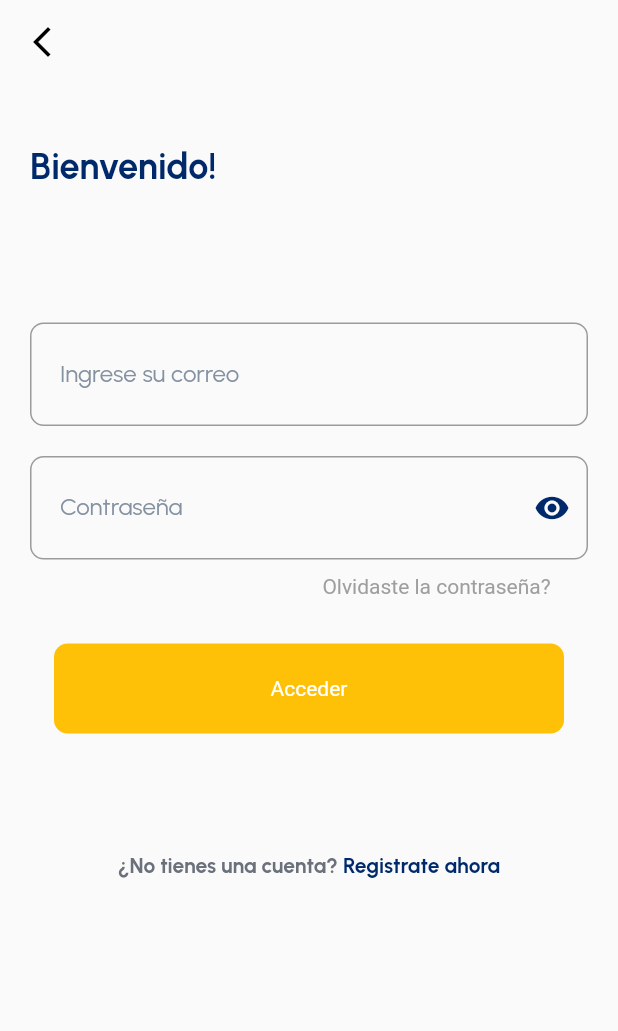
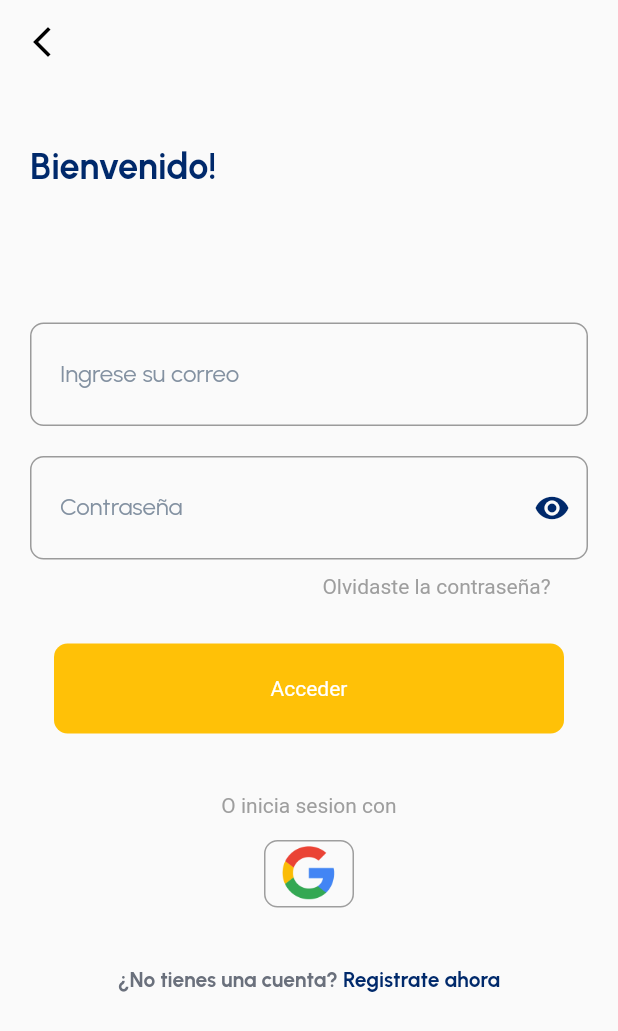
Before and after one commit to AndrewCR2/LUXE, a Flutter app: the Ingresar screen opened by its route, after a tap on "Acceder", on a phone screen of 412 x 824 dp. Shown: the top 1031 px of the screen. Run offline on Flutter 3.47's test engine with Material 2 defaults, Android fonts, the phone set to English and light mode, and no system bars; our stand-ins replace dio, firebase_auth, firebase_core, google_fonts, google_sign_in, image_picker and 2 more; accounts and stored records are empty; network calls fail.

Commit message:
boton de carga

```diff
--- a/lib/screens/ingresar.dart
+++ b/lib/screens/ingresar.dart
@@ -151,6 +151,7 @@ class _IngresarState extends State<Ingresar> {
                     ),
                   ),
                   const SizedBox(height: 30),
+
                   Center(
                     child: GestureDetector(
                       onTap: () {
@@ -159,6 +160,7 @@ class _IngresarState extends State<Ingresar> {
 
                         ingresar(email, password, context);
                       },
+
                       child: Container(
                         child: const Center(
                             child: Text(
@@ -169,37 +171,39 @@ class _IngresarState extends State<Ingresar> {
                         width: 340,
                         decoration: BoxDecoration(
                             borderRadius: BorderRadius.circular(9),
-                            color: Colors.amber),
+                            color: Colors.amber,
+
+                        ),
                       ),
                     ),
                   ),
                   const SizedBox(height: 40),
-                  // const Center(
-                  //     child: Text(
-                  //   'O inicia sesion con',
-                  //   style: TextStyle(color: Colors.grey),
-                  // )),
-                  // const SizedBox(height: 15),
-                  // Center(
-                  //   child: GestureDetector(
-                  //     onTap: () async {
-                  //       User? user =
-                  //           await Authenticator.InitSign(context: context);
-                  //       print(user?.displayName);
-                  //     },
-                  //     child: Container(
-                  //       height: 45,
-                  //       width: 60,
-                  //       decoration: BoxDecoration(
-                  //         border: Border.all(color: Colors.grey),
-                  //         borderRadius: BorderRadius.circular(9),
-                  //         image: const DecorationImage(
-                  //             image: AssetImage('assets/google.png'),
-                  //             fit: BoxFit.cover),
-                  //       ),
-                  //     ),
-                  //   ),
-                  // ),
+                  const Center(
+                      child: Text(
+                    'O inicia sesion con',
+                    style: TextStyle(color: Colors.grey),
+                  )),
+                  const SizedBox(height: 15),
+                  Center(
+                    child: GestureDetector(
+                      onTap: () async {
+                        User? user =
+                            await Authenticator.InitSign(context: context);
+                        print(user?.displayName);
+                      },
+                      child: Container(
+                        height: 45,
+                        width: 60,
+                        decoration: BoxDecoration(
+                          border: Border.all(color: Colors.grey),
+                          borderRadius: BorderRadius.circular(9),
+                          image: const DecorationImage(
+                              image: AssetImage('assets/google.png'),
+                              fit: BoxFit.cover),
+                        ),
+                      ),
+                    ),
+                  ),
                   const SizedBox(height: 40),
                   Row(
                     mainAxisAlignment: MainAxisAlignment.center,
@@ -257,7 +261,15 @@ void ingresar(email, pass, BuildContext context) async {
     if (jsonResponse['msg'] == 'Bienvenido') {
       Preferences.token = jsonResponse['token']; // Guardamos el token
 
-      Provider.of<UserProfileProvider>(context, listen: false)
+      showDialog(
+        context: context,
+        builder: (context){
+
+          return Center(child: CircularProgressIndicator());
+        }
+      );
+
+      await Provider.of<UserProfileProvider>(context, listen: false)
           .getUserProfile(context);
       Navigator.pushReplacementNamed(context, 'principal');
     } else {
```
Also changed, not shown: 16 other files.
